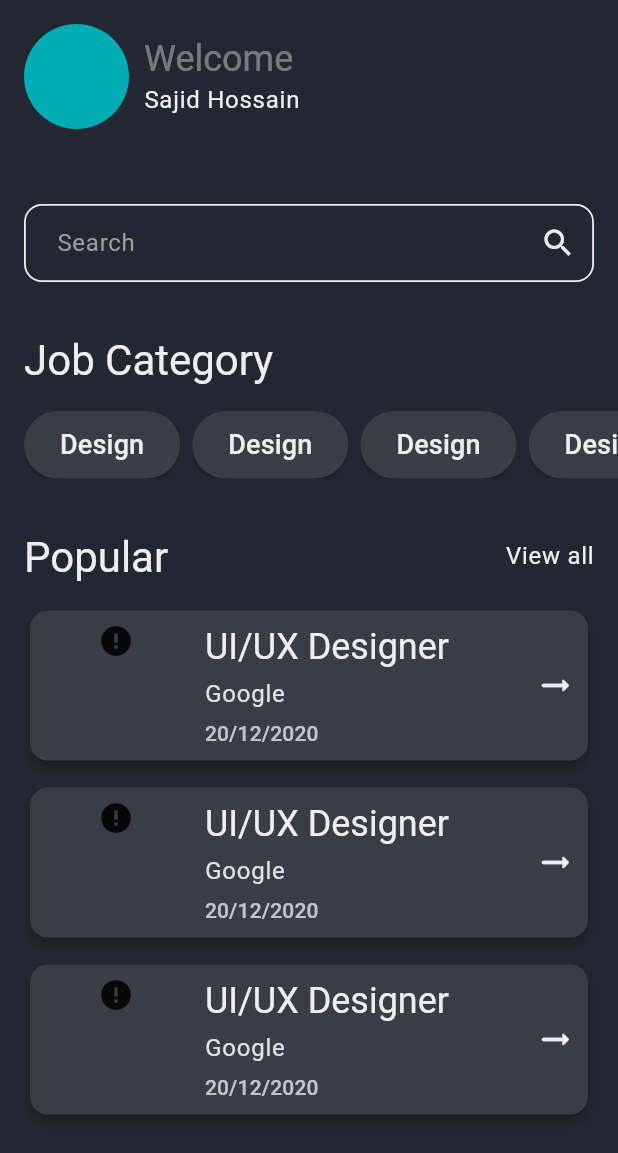
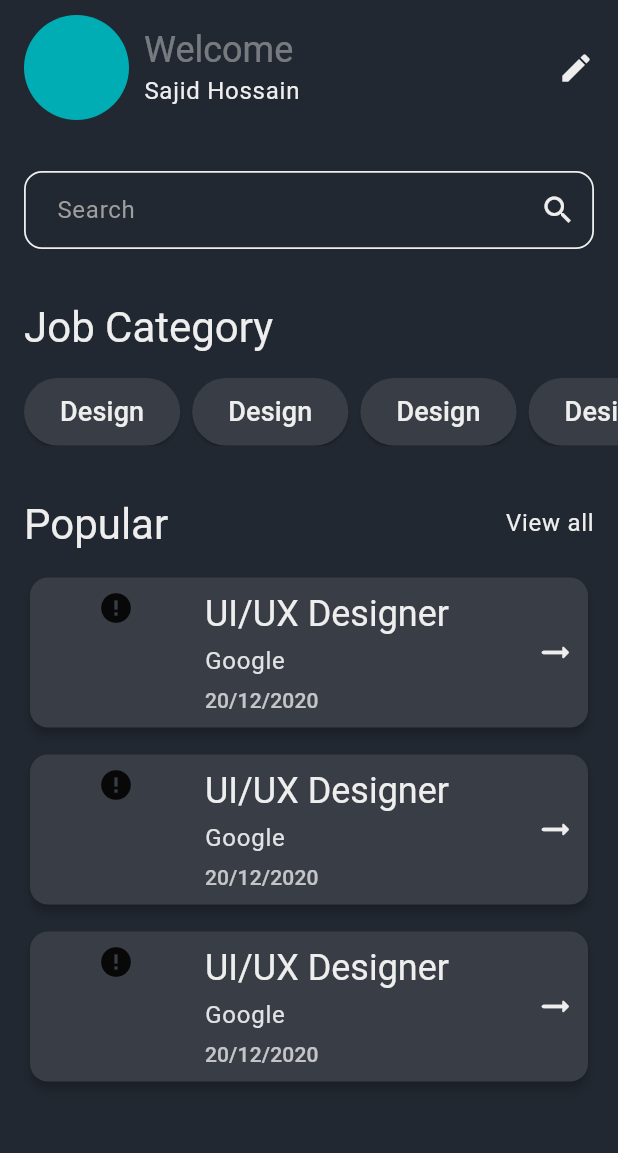
Before and after one commit to sajidrec/flutter_job_search, a Flutter app: the screen it shows after launch, on a phone screen of 412 x 824 dp. Shown: the top 1153 px of the screen. Run offline on Flutter 3.47's test engine with Material 3 defaults, Android fonts, the light colour scheme and no system bars; drawn by our look-alikes of cached_network_image; our stand-ins replace flutter_svg, shimmer; network calls fail.

Commit message:
update screen ui complete

```diff
--- a/lib/app.dart
+++ b/lib/app.dart
@@ -31,14 +31,16 @@ class JobSearchApp extends StatelessWidget {
       scaffoldBackgroundColor: AppColors.primary,
       textTheme: _buildTextTheme(),
       textSelectionTheme: const TextSelectionThemeData(
-        cursorColor: AppColors.textWhite,
-      ),
+          cursorColor: AppColors.textWhite,
+          selectionColor: AppColors.secondary,
+          selectionHandleColor: AppColors.secondary),
       inputDecorationTheme: _buildInputDecorationTheme(),
     );
   }
 
   InputDecorationTheme _buildInputDecorationTheme() {
     return InputDecorationTheme(
+      counterStyle: const TextStyle(color: AppColors.textWhite),
       hintStyle: TextStyle(color: Colors.grey.shade500),
       contentPadding: const EdgeInsets.symmetric(
         vertical: 14,
--- a/lib/presentation/screens/home_screen.dart
+++ b/lib/presentation/screens/home_screen.dart
@@ -1,5 +1,6 @@
 import 'package:cached_network_image/cached_network_image.dart';
 import 'package:flutter/material.dart';
+import 'package:job_search/presentation/screens/update_profile_screen.dart';
 import 'package:job_search/presentation/utils/app_colors.dart';
 
 class HomeScreen extends StatefulWidget {
@@ -22,10 +23,13 @@ class _HomeScreenState extends State<HomeScreen> {
             crossAxisAlignment: CrossAxisAlignment.start,
             children: [
               Padding(
-                padding: const EdgeInsets.all(16),
+                padding: const EdgeInsets.symmetric(
+                  horizontal: 16,
+                  vertical: 10,
+                ),
                 child: _buildHeaderSection(context),
               ),
-              const SizedBox(height: 18),
+              const SizedBox(height: 8),
               Padding(
                 padding: const EdgeInsets.all(16),
                 child: _buildSearchBox(),
@@ -247,7 +251,24 @@ class _HomeScreenState extends State<HomeScreen> {
   }
 
   Widget _buildHeaderSection(BuildContext context) {
-    return Row(
+    return InkWell(
+      overlayColor: WidgetStateProperty.all(
+        AppColors.primaryShade.withOpacity(0.2),
+      ),
+      onTap: () {
+        Navigator.push(
+          context,
+          MaterialPageRoute(
+            builder: (context) => const UpdateProfileScreen(
+              fullName: "MD. Sajid Hossain",
+            ),
+          ),
+        );
+      },
+      child: Row(
+        mainAxisAlignment: MainAxisAlignment.spaceBetween,
+        children: [
+          Row(
             children: [
               const CircleAvatar(
                 backgroundColor: AppColors.secondary,
@@ -270,6 +291,13 @@ class _HomeScreenState extends State<HomeScreen> {
                 ],
               )
             ],
+          ),
+          const Icon(
+            Icons.edit,
+            color: AppColors.textWhite,
+          )
+        ],
+      ),
     );
   }
 
```
Also changed, not shown: lib/presentation/screens/update_profile_screen.dart (added, +168 -0 lines). Lines whose indentation alone changed are shown as unchanged.
